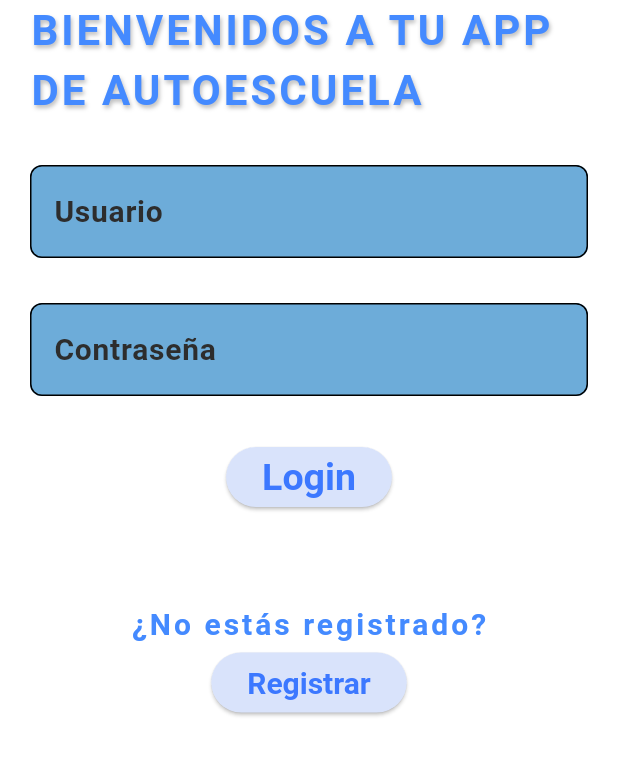
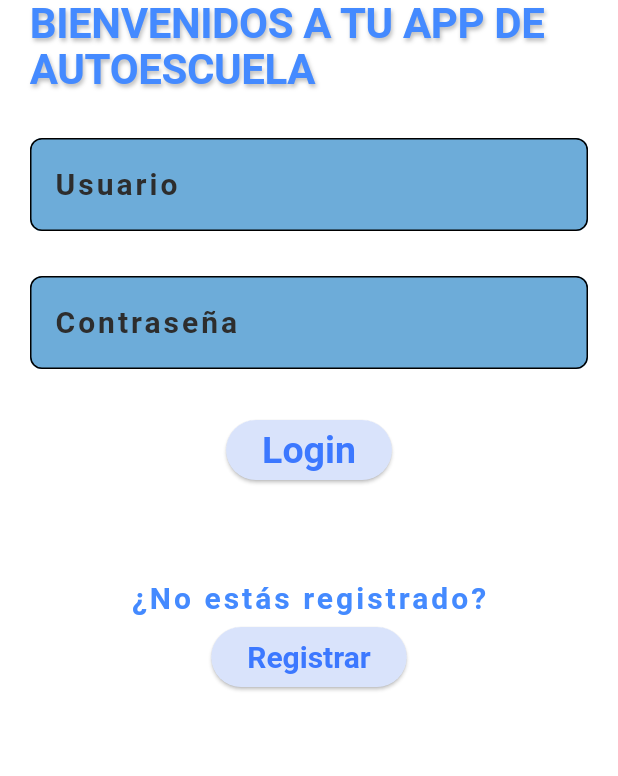
Before and after one commit to AChacon97/oposiciones, a Flutter app: the screen it shows after launch, after a tap on "login", on a phone screen of 412 x 824 dp, the part 264-1040 px from its top. Run offline on Flutter 3.47's test engine with Material 3 defaults, Android fonts, the phone set to English and light mode, and no system bars; our stand-ins replace firebase_core, image_picker, permission_handler; accounts and stored records are empty; network calls fail; Roboto replaces fonts that are missing (Times New Roman).

Commit message:
mini update
para comparar cambios con lo siguiente que voy a meter.

```diff
--- a/appoposiciones/lib/configuracion.dart
+++ b/appoposiciones/lib/configuracion.dart
@@ -24,6 +24,8 @@ class Configuracion extends StatelessWidget {
           children: [
             // Botón para cambiar el nombre de usuario
             ElevatedButton(
+              style: AppTheme
+                  .botonConfiguracion(), // Aplica tu estilo de botón funcional
               onPressed: () {
                 // Navega a la página CambiarNombreUsuario al presionar
                 Navigator.push(
@@ -37,6 +39,7 @@ class Configuracion extends StatelessWidget {
             const SizedBox(height: 20), // Espacio entre las opciones
             // Botón para cambiar la contraseña
             ElevatedButton(
+              style: AppTheme.botonConfiguracion(), // Aplica tu estilo d
               onPressed: () {
                 // Navega a la página CambiarContrasena al presionar
                 Navigator.push(
@@ -49,6 +52,7 @@ class Configuracion extends StatelessWidget {
             const SizedBox(height: 20), // Espacio entre las opciones
             // Botón para cambiar el correo electrónico
             ElevatedButton(
+              style: AppTheme.botonConfiguracion(), // Aplica tu estilo d
               onPressed: () {
                 // Navega a la página CambiarCorreoElectronico al presionar
                 Navigator.push(
@@ -62,6 +66,7 @@ class Configuracion extends StatelessWidget {
             const SizedBox(height: 20), // Espacio entre las opciones
             // Botón para cambiar la foto de perfil
             ElevatedButton(
+              style: AppTheme.botonConfiguracion(), // Aplica tu estilo d
               onPressed: () {
                 // Navega a la página CambiarFotoDePerfil al presionar
                 Navigator.push(
--- a/appoposiciones/lib/login.dart
+++ b/appoposiciones/lib/login.dart
@@ -2,7 +2,7 @@ import 'package:appoposiciones/home.dart';
 import 'package:appoposiciones/registro.dart';
 import 'package:flutter/material.dart';
 import 'theme.dart'; // Importa el archivo de tema
-import 'theme.dart'; // Importa el archivo que contiene el tema
+
 class PantallaLogin extends StatefulWidget {
   const PantallaLogin(
       {super.key,
@@ -35,23 +35,9 @@ class _PantallaLoginState extends State<PantallaLogin> {
                   height: 100,
                   width: 150,
                 ),
-                const Text(
+                Text(
                   'BIENVENIDOS A TU APP DE AUTOESCUELA',
-                  style: TextStyle(
-                    fontSize: 28.0, // Tamaño de la letra.
-                    fontWeight: FontWeight.bold, // La letra en negrita.
-                    color: Colors.blueAccent, // Color de la letra
-                    shadows: <Shadow>[
-                      Shadow(
-                        // Permite añadir sombras a los textos
-                        offset:
-                            Offset(1.0, 2.0), // Desplazamiento de la sombra.
-                        blurRadius: 3.0, // Difuminado de la sombra.
-                        color: Colors.black26, // Color de la sombra
-                      )
-                    ],
-                    letterSpacing: 2.0,
-                  ),
+                  style: Theme.of(context).textTheme.displayLarge,
                 ),
                 const SizedBox(
                   height: 30,
@@ -93,14 +79,9 @@ class _PantallaLoginState extends State<PantallaLogin> {
 
                     mainAxisAlignment: MainAxisAlignment.center,
                     children: <Widget>[
-                      const Text(
+                      Text(
                         '¿No estás registrado?',
-                        style: TextStyle(
-                          fontSize: 20.0, // Tamaño de la letra.
-                          fontWeight: FontWeight.bold, // La letra en negrita.
-                          color: Colors.blueAccent, // Color de la letra
-                          letterSpacing: 2.0,
-                        ),
+                        style: Theme.of(context).textTheme.bodyLarge,
                       ),
                       BotonRegistrar(context), //Llamada al BOTÓN REGISTRAR
                     ]),
@@ -135,7 +116,7 @@ Widget BotonRegistrar(BuildContext context) {
 Widget BotonAcceder(BuildContext context) {
   // Método para el botón acceder.
   return ElevatedButton(
-    style: AppTheme.botonFuncional(),//
+    style: AppTheme.botonFuncional(), //
     onPressed: () {
       Navigator.push(
         context,
--- a/appoposiciones/lib/theme.dart
+++ b/appoposiciones/lib/theme.dart
@@ -7,12 +7,6 @@ class AppTheme {
   static const Color primaryColor = Color(0xFF6200EA); // Morado
   static const Color secondaryColor =
       Color.fromARGB(255, 209, 225, 224); // Verde aguamarina
-
-  // Colores FONDO BOTONES TEMAS
-  static const Color fodoCompletado = Color(0xFF388E3C); // fondo TEMA COMPLETO
-  static const Color fondoEmpezado = Color(0xFFFFC107); // fondo TEMA EMPEZADO
-  static const Color FondoNoCompletado =
-      Color.fromARGB(255, 255, 255, 255); // Fondo TEMA sin EMPEZAR
 
   // Colores TEXTO BOTONES TEMAS
   static const Color textCompletado =
@@ -26,25 +20,50 @@ class AppTheme {
   static const Color respuestaCorecta = Color(0xFF4CAF50); // Verde
   static const Color respuestaIncorrecta = Color(0xFFD32F2F); // Rojo oscuro
 
-  // Colores para Fondo cuadros de diálogo.
-  static const Color fondoCuadroTexto =
-      Color.fromARGB(255, 109, 172, 217); // Fondo casillas a RELLENAR
-  static const Color fondoBotonFuncional =
-      Color.fromARGB(255, 65, 91, 241); // Fondo Botón Funcionales (No de TEMAS)
+  /*
+   Define un ThemeData para usar en TODA LA APP
+   */
 
-  // Define un ThemeData para usar en toda la app
   static final ThemeData lightTheme = ThemeData(
     primaryColor: primaryColor,
     colorScheme: ColorScheme.fromSwatch().copyWith(
       secondary: secondaryColor,
     ),
     scaffoldBackgroundColor: const Color.fromARGB(255, 255, 255, 255),
-    textTheme: const TextTheme(              //<--- Configuración del TEXTO.
+    textTheme: const TextTheme(
+      //<--- Configuración del TEXTO.
+
+      /*
+          Texto TITULOS
+      */
+      displayLarge: TextStyle(
+        fontSize: 28, //Tamaño letra
+        fontWeight: FontWeight.bold,
+        color: Colors.blueAccent,
+        fontFamily: fontFamily,
+        shadows: <Shadow>[
+          Shadow(
+            offset: Offset(1.0, 2.0), // Desplazamiento de la sombra.
+            blurRadius: 3.0, // Difuminado de la sombra.
+            color: Colors.black26, // Color de la sombra
+          )
+        ],
+      ),
+
+/*
+        Texto subtítulos o Frases secundarias (Tipo: ¿Estás regstrado?)
+*/
       bodyLarge: TextStyle(
-        fontSize: 20,                               //Tamaño letra
-        color: Color.fromARGB(255, 5, 0, 103),    //Color letras
-        fontFamily: fontFamily,                     //
+        fontSize: 20.0, // Tamaño de la letra.
+        fontWeight: FontWeight.bold, // La letra en negrita.
+        color: Colors.blueAccent, // Color de la letra
+        letterSpacing: 2.0,
+        fontFamily: fontFamily, //
       ),
+
+      /*
+Textos terciatios
+      */
       bodyMedium: TextStyle(
         color: Colors.black54,
         fontFamily: fontFamily,
@@ -66,7 +85,7 @@ class AppTheme {
       color: Color.fromARGB(255, 45, 45, 45), // Color del hint
       fontFamily: fontFamily,
     ),
-    fillColor: AppTheme.fondoCuadroTexto, // Color de fondo
+    fillColor: Color.fromARGB(255, 109, 172, 217), // Color de fondo
     filled: true,
     border: OutlineInputBorder(
       borderRadius: BorderRadius.circular(8.0),
@@ -77,9 +96,8 @@ class AppTheme {
   /*
                   ---ESTILO BOTONES---
   */
-
+// BOTONES INICIALES
   static ButtonStyle botonFuncional() {
-    //Para los botones funcionales
     return ElevatedButton.styleFrom(
       backgroundColor: Color.fromARGB(255, 217, 227, 251),
       foregroundColor: Color.fromARGB(255, 60, 120, 255), // Color del texto
@@ -87,6 +105,20 @@ class AppTheme {
         fontFamily: fontFamily, //Establecido al principio Tipo de letra.
         fontWeight: FontWeight.bold,
         fontSize: 25,
+      ),
+    );
+  }
+
+// BOTONES CONFIGURACIÓN
+  static ButtonStyle botonConfiguracion() {
+    // Botones de Configuración
+    return ElevatedButton.styleFrom(
+      backgroundColor: Color.fromARGB(255, 183, 183, 183),
+      foregroundColor: Color.fromARGB(255, 52, 57, 69), // Color del texto
+      textStyle: TextStyle(
+        fontFamily: fontFamily, //Establecido al principio Tipo de letra.
+        fontWeight: FontWeight.bold,
+        fontSize: 20,
       ),
     );
   }
@@ -128,3 +160,41 @@ class AppTheme {
     margin: EdgeInsets.all(10),
   );
 }
+
+/*
+                ---ESTILOS TEXT---
+*/
+
+// Textos TITULOS
+// const TextTheme textoTitulo = TextTheme(
+//   displayLarge: TextStyle(
+//     fontSize: 15.0, // Tamaño de la letra.
+//     fontWeight: FontWeight.bold, // La letra en negrita.
+//     color: Colors.blueAccent, // Color de la letra
+//     shadows: <Shadow>[
+//       Shadow(
+//         // Permite añadir sombras a los textos
+//         offset: Offset(1.0, 2.0), // Desplazamiento de la sombra.
+//         blurRadius: 3.0, // Difuminado de la sombra.
+//         color: Colors.black26, // Color de la sombra
+//       )
+//     ],
+//     letterSpacing: 2.0,
+//     fontFamily: fontFamily,
+//   ),
+
+//   // bodyLarge: TextStyle(
+//   //   fontSize: 16.0,
+//   //   fontWeight: FontWeight.normal,
+//   //   color: Colors.black,
+//   //   fontFamily: fontFamily,
+//   // ),
+
+//   bodyMedium: TextStyle(
+//     fontSize: 14.0,
+//     fontWeight: FontWeight.normal,
+//     color: Colors.black54,
+//     fontFamily: fontFamily,
+//   ),
+//   // Añade más estilos de texto según necesites
+// );
```
Also changed, not shown: 3 other files.
